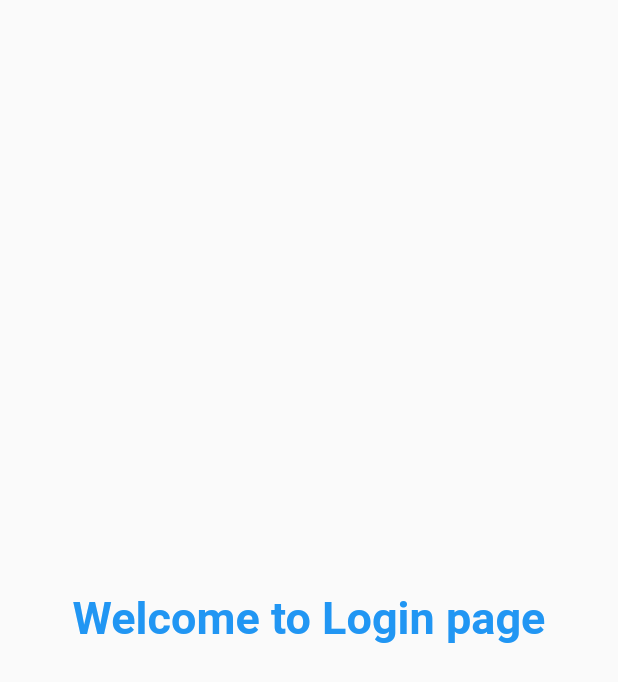
After one commit to Bikash888/flutter_learning, a Flutter app: the screen it shows after launch, on a phone screen of 412 x 824 dp. The commit adds this screen. Shown: the top 682 px of the screen. Run offline on Flutter 3.47's test engine with Material 2 defaults, Android fonts, the phone set to English and light mode, and no system bars.

Commit message:
folder restructured and routing added

```diff
--- a/lib/main.dart
+++ b/lib/main.dart
@@ -1,5 +1,6 @@
 import 'package:flutter/material.dart';
-import 'package:flutter_basic/home_page.dart';
+import 'package:flutter_basic/pages/home_page.dart';
+import 'package:flutter_basic/pages/login_page.dart';
 
 void main() {
   runApp(MyApp());
@@ -10,8 +11,21 @@ class MyApp extends StatelessWidget {
 
   @override
   Widget build(BuildContext context) {
+    checkUser(username: "bikash.dulal");
     return MaterialApp(
-      home: Home(),
+      home: LoginPage(),
+      themeMode: ThemeMode.light,
+      theme: ThemeData(primarySwatch: Colors.blueGrey),
+      darkTheme: ThemeData(
+        brightness: Brightness.dark,
+      ),
+      routes: {
+        "/login": (context) => LoginPage(),
+      },
     );
   }
 }
+
+checkUser({@required username, password = ""}) {
+  // do something
+}
--- /dev/null
+++ b/lib/pages/login_page.dart
@@ -0,0 +1,18 @@
+import 'package:flutter/material.dart';
+
+class LoginPage extends StatelessWidget {
+  @override
+  Widget build(BuildContext context) {
+    return Material(
+      child: Center(
+          child: Text(
+        "Welcome to Login page",
+        style: TextStyle(
+          fontSize: 30,
+          color: Colors.blue,
+          fontWeight: FontWeight.bold,
+        ),
+      )),
+    );
+  }
+}
```
Also changed, not shown: lib/pages/home_page.dart (renamed from lib/home_page.dart).
